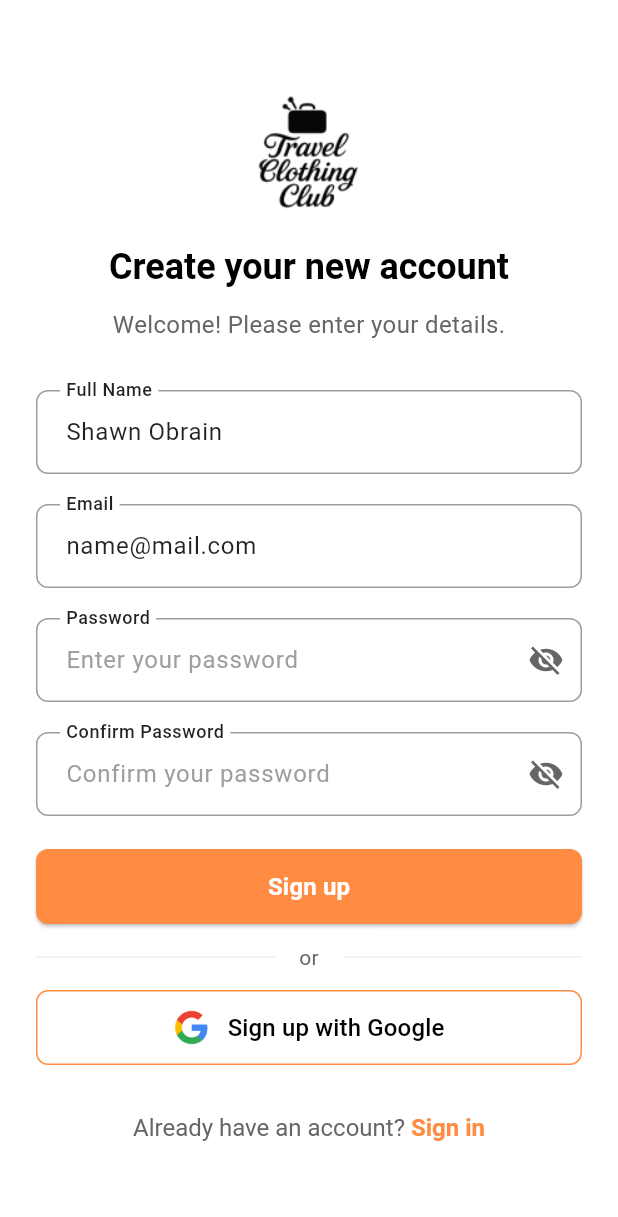
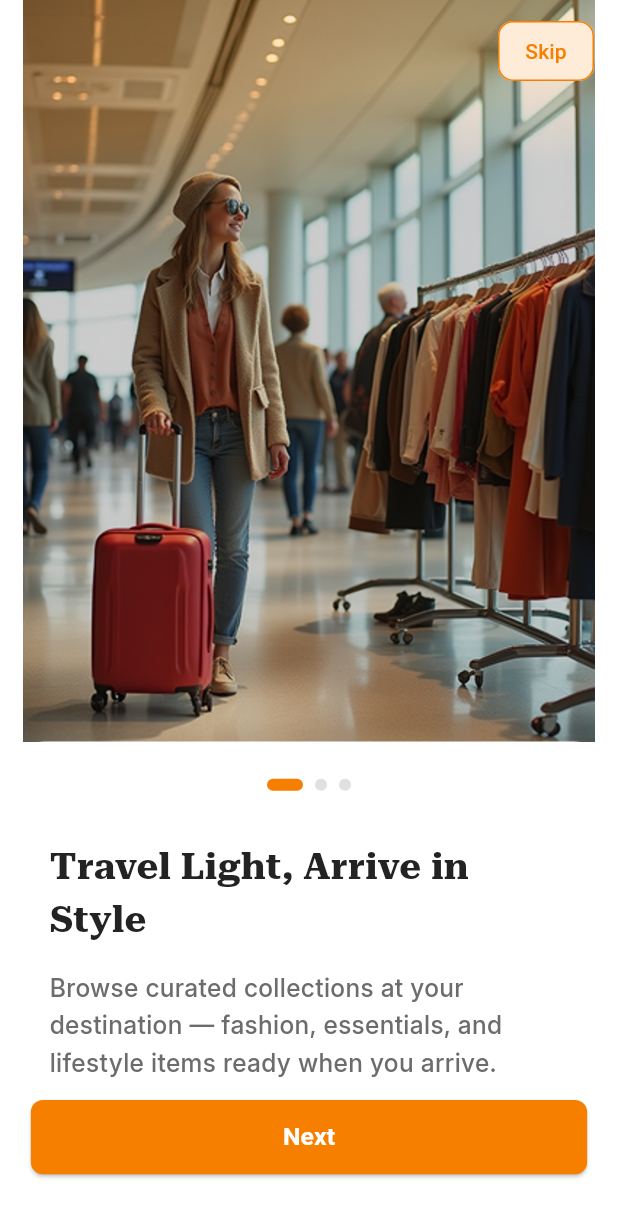
Before and after one commit to MudasirBasharat/TCC-MOBILE-APP, a Flutter app: the screen it shows after launch, on a phone screen of 412 x 824 dp. Shown: the top 1217 px of the screen. Run offline on Flutter 3.47's test engine with Material 3 defaults, Android fonts, the phone set to English and light mode, and no system bars; our stand-ins replace google_fonts.

Commit message:
Added onboarding and splash screens with widgets

```diff
--- a/lib/main.dart
+++ b/lib/main.dart
@@ -1,4 +1,7 @@
 import 'package:flutter/material.dart';
+import 'package:travel_clothing/screens/login_screen.dart';
+import 'package:travel_clothing/screens/saplesh_screen.dart';
+import 'package:travel_clothing/screens/select_account_type_screen.dart';
 import 'package:travel_clothing/screens/sign_up_screen.dart';
 
 void main() {
@@ -16,7 +19,7 @@
       theme: ThemeData(
         colorScheme: ColorScheme.fromSeed(seedColor: Colors.deepPurple),
       ),
-      home: const SignUpScreen(),
+      home: const SplashScreen(),
     );
   }
 }
--- a/lib/screens/manual_location_screen.dart
+++ b/lib/screens/manual_location_screen.dart
@@ -1,4 +1,5 @@
 import 'package:flutter/material.dart';
+import 'package:travel_clothing/screens/profile_setup_screen.dart';
 import 'package:travel_clothing/widgets/custom_textfield.dart';
 import '../widgets/custom_button.dart';
 import '../constants/colors.dart';
@@ -155,6 +156,10 @@
     final city = _cityController.text;
     final postalCode = _postalCodeController.text;
     print('Manual location: $country, $city, $postalCode');
+    Navigator.push(
+      context,
+      MaterialPageRoute(builder: (context) => const ProfileSetupScreen()),
+    );
   }
 
   @override
--- /dev/null
+++ b/lib/screens/onboarding_screen.dart
@@ -0,0 +1,120 @@
+import 'package:flutter/material.dart';
+import 'package:travel_clothing/widgets/onboarding_button.dart';
+import '../widgets/onboarding_page.dart';
+
+class OnboardingScreen extends StatefulWidget {
+  const OnboardingScreen({super.key});
+
+  @override
+  State<OnboardingScreen> createState() => _OnboardingScreenState();
+}
+
+class _OnboardingScreenState extends State<OnboardingScreen> {
+  final PageController _pageController = PageController();
+  int _currentPage = 0;
+
+  final List<OnboardingData> _pages = [
+    OnboardingData(
+      title: 'Travel Light, Arrive in Style',
+      description:
+          'Browse curated collections at your destination — fashion, essentials, and lifestyle items ready when you arrive.',
+      image: 'assets/images/onboarding1.png',
+    ),
+    OnboardingData(
+      title: 'Reserve What You Need',
+      description:
+          "Choose products in your size and style. We’ll prepare them for you before you land.",
+      image: 'assets/images/onboarding2.png',
+    ),
+    OnboardingData(
+      title: 'Delivered to Your Doorstep',
+      description:
+          'Your reserved items arrive at your hotel, Airbnb, or home ready to wear, stress-free.',
+      image: 'assets/images/onboarding3.png',
+    ),
+  ];
+
+  @override
+  Widget build(BuildContext context) {
+    return Scaffold(
+      body: Stack(
+        children: [
+          PageView.builder(
+            controller: _pageController,
+            onPageChanged: (int page) {
+              setState(() {
+                _currentPage = page;
+              });
+            },
+            itemCount: _pages.length,
+            physics: const ClampingScrollPhysics(),
+            pageSnapping: true,
+            itemBuilder: (context, index) {
+              return RepaintBoundary(
+                child: OnboardingPage(
+                  title: _pages[index].title,
+                  description: _pages[index].description,
+                  currentPage: _currentPage,
+                  totalPages: _pages.length,
+                  image: _pages[index].image,
+                ),
+              );
+            },
+          ),
+          // Bottom btn
+          OnboardingButtons(
+            currentPage: _currentPage,
+            pageController: _pageController,
+          ),
+          // Skip btn
+          if (_currentPage == 0)
+            Positioned(
+              top: MediaQuery.of(context).padding.top + 10,
+              right: 16,
+              child: OutlinedButton(
+                onPressed: () =>
+                    Navigator.pushReplacementNamed(context, '/home'),
+                style: OutlinedButton.styleFrom(
+                  backgroundColor: const Color(0xFFFEECD9),
+                  side: const BorderSide(color: Color(0xFFF77F00), width: 1),
+                  shape: RoundedRectangleBorder(
+                    borderRadius: BorderRadius.circular(10),
+                  ),
+                  padding: const EdgeInsets.symmetric(
+                    horizontal: 16,
+                    vertical: 8,
+                  ),
+                ),
+                child: const Text(
+                  'Skip',
+                  style: TextStyle(
+                    color: Color.fromRGBO(247, 127, 0, 1),
+                    fontSize: 14,
+                    fontWeight: FontWeight.w500,
+                  ),
+                ),
+              ),
+            ),
+        ],
+      ),
+    );
+  }
+
+  @override
+  void dispose() {
+    _pageController.dispose();
+    super.dispose();
+  }
+}
+
+class OnboardingData {
+  final String title;
+  final String description;
+  final String image;
+
+  OnboardingData({
+    required this.title,
+    required this.description,
+    required this.image,
+  });
+}
--- a/lib/widgets/custom_textfield.dart
+++ b/lib/widgets/custom_textfield.dart
@@ -1,5 +1,4 @@
 import 'package:flutter/material.dart';
-import 'package:travel_clothing/constants/colors.dart';
 
 class CustomTextField extends StatelessWidget {
   final String label;
--- /dev/null
+++ b/lib/widgets/onboarding_button.dart
@@ -0,0 +1,64 @@
+import 'package:flutter/material.dart';
+import 'package:travel_clothing/screens/select_account_type_screen.dart';
+
+class OnboardingButtons extends StatelessWidget {
+  final int currentPage;
+  final PageController pageController;
+
+  const OnboardingButtons({
+    super.key,
+    required this.currentPage,
+    required this.pageController,
+  });
+
+  @override
+  Widget build(BuildContext context) {
+    final size = MediaQuery.of(context).size;
+
+    return Positioned(
+      bottom: size.height * 0.05,
+      left: size.width * 0.05,
+      right: size.width * 0.05,
+      child: Column(
+        mainAxisSize: MainAxisSize.min,
+        children: [
+          SizedBox(
+            width: double.infinity,
+            height: size.height * 0.06,
+            child: ElevatedButton(
+              onPressed: () {
+                if (currentPage < 2) {
+                  pageController.nextPage(
+                    duration: const Duration(milliseconds: 300),
+                    curve: Curves.easeInOut,
+                  );
+                } else {
+                  Navigator.push(
+                    context,
+                    MaterialPageRoute(
+                      builder: (context) => const AccountTypeScreen(),
+                    ),
+                  );
+                }
+              },
+              style: ElevatedButton.styleFrom(
+                backgroundColor: const Color(0xFFF77F00),
+                shape: RoundedRectangleBorder(
+                  borderRadius: BorderRadius.circular(8),
+                ),
+              ),
+              child: Text(
+                currentPage == 2 ? 'Get Started' : 'Next',
+                style: TextStyle(
+                  color: Colors.white,
+                  fontSize: size.width * 0.04,
+                  fontWeight: FontWeight.bold,
+                ),
+              ),
+            ),
+          ),
+        ],
+      ),
+    );
+  }
+}
--- /dev/null
+++ b/lib/widgets/onboarding_page.dart
@@ -0,0 +1,111 @@
+import 'package:flutter/material.dart';
+
+class OnboardingPage extends StatelessWidget {
+  static const _titleStyle = TextStyle(
+    fontFamily: 'RobotoSerif',
+    fontWeight: FontWeight.bold,
+    color: Color.fromRGBO(35, 35, 35, 1),
+  );
+
+  static const _descriptionStyle = TextStyle(
+    fontFamily: 'Inter',
+    fontWeight: FontWeight.w500,
+    color: Color.fromRGBO(108, 108, 108, 1),
+    height: 1.5,
+  );
+
+  static const _containerDecoration = BoxDecoration(
+    color: Colors.white,
+    borderRadius: BorderRadius.only(
+      topLeft: Radius.circular(30),
+      topRight: Radius.circular(30),
+    ),
+  );
+  final String title;
+  final String description;
+  final String image;
+  final int currentPage;
+  final int totalPages;
+
+  const OnboardingPage({
+    super.key,
+    required this.title,
+    required this.description,
+    required this.image,
+    required this.currentPage,
+    this.totalPages = 3,
+  });
+
+  Widget buildDotIndicators(BuildContext context) {
+    return Row(
+      mainAxisAlignment: MainAxisAlignment.center,
+      children: List.generate(totalPages, (index) {
+        return Container(
+          margin: const EdgeInsets.symmetric(horizontal: 4),
+          width: currentPage == index ? 24 : 8,
+          height: 8,
+          decoration: BoxDecoration(
+            color: currentPage == index
+                ? const Color.fromRGBO(247, 127, 0, 1)
+                : Colors.grey.shade300,
+            borderRadius: BorderRadius.circular(4),
+          ),
+        );
+      }),
+    );
+  }
+
+  @override
+  Widget build(BuildContext context) {
+    final size = MediaQuery.of(context).size;
+    final padding = MediaQuery.of(context).padding;
+    final safeHeight = size.height - padding.top - padding.bottom;
+
+    return Container(
+      color: Colors.white,
+      child: Column(
+        children: [
+          SizedBox(
+            height:
+                safeHeight * 0.6, // Increased height to show more of the image
+            width: size.width,
+            child: Image.asset(
+              image,
+              fit: BoxFit.contain, // Changed to contain to show the full image
+              filterQuality: FilterQuality.high,
+            ),
+          ),
+
+          Container(
+            height:
+                safeHeight * 0.4, // Decreased height for the content section
+            width: size.width,
+            padding: EdgeInsets.symmetric(
+              horizontal: size.width * 0.08,
+              vertical: safeHeight * 0.03,
+            ),
+            decoration: _containerDecoration,
+            child: Column(
+              crossAxisAlignment: CrossAxisAlignment.start,
+              children: [
+                Center(child: buildDotIndicators(context)),
+                SizedBox(height: safeHeight * 0.04),
+                Text(
+                  title,
+                  style: _titleStyle.copyWith(fontSize: size.width * 0.06),
+                ),
+                SizedBox(height: safeHeight * 0.02),
+                Text(
+                  description,
+                  style: _descriptionStyle.copyWith(
+                    fontSize: size.width * 0.04,
+                  ),
+                ),
+              ],
+            ),
+          ),
+        ],
+      ),
+    );
+  }
+}
--- a/pubspec.yaml
+++ b/pubspec.yaml
@@ -25,7 +25,7 @@
     - assets/images/onboarding1.png
     - assets/images/onboarding2.png
     - assets/images/onboarding3.png
-    - assets/   # optional, include full assets folder
+    - assets/
 
   fonts:
     - family: RobotoSerif
```
Also changed, not shown: lib/screens/login_screen.dart (+20 -3 lines), lib/screens/saplesh_screen.dart (added, +47 -0 lines), lib/screens/select_account_type_screen.dart (+17 -2 lines), lib/screens/sign_up_screen.dart (+6 -2 lines), lib/widgets/saplesh_logo.dart (added, +17 -0 lines).
